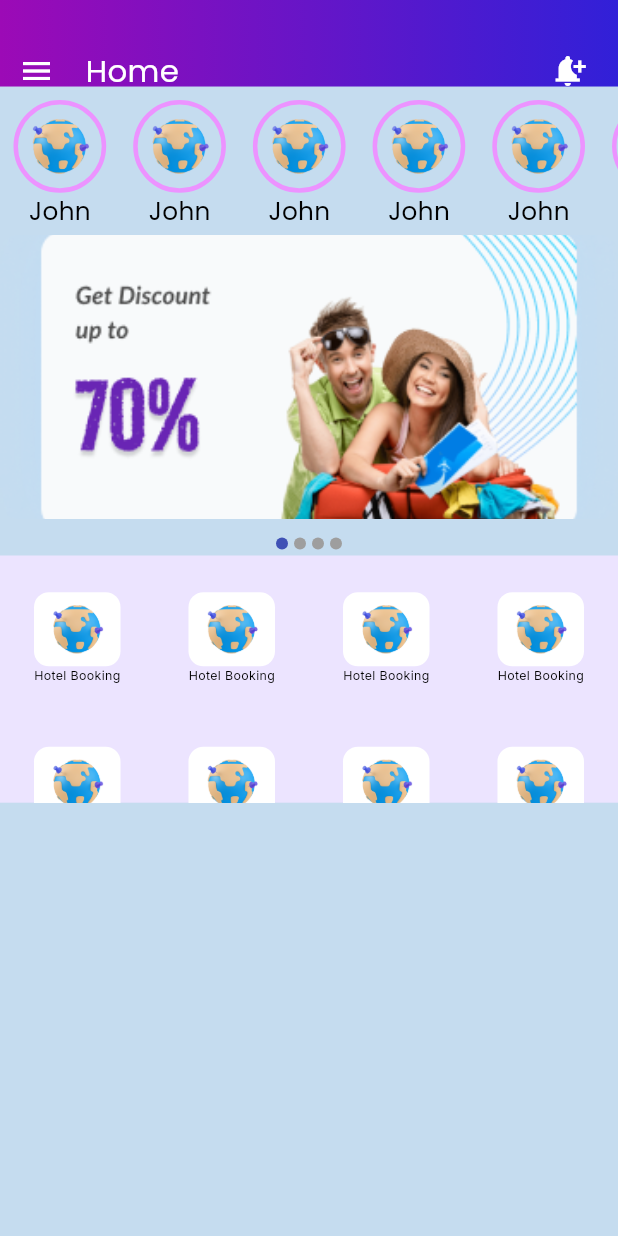
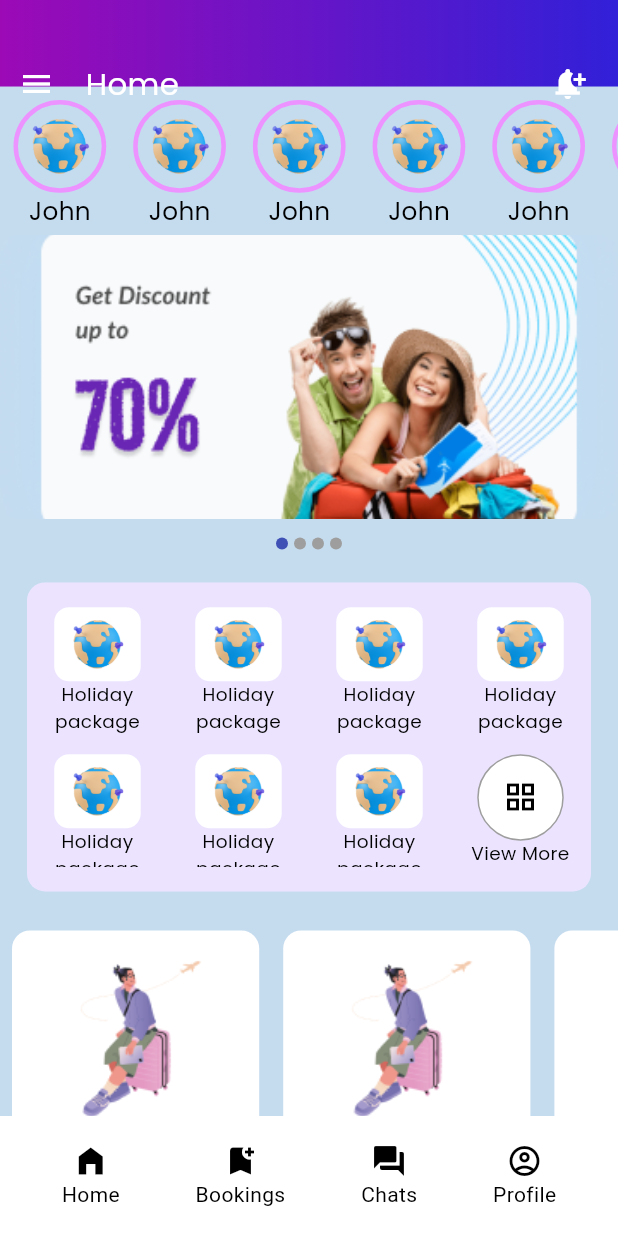
Before and after one commit to sayedadinan/gofriendsgo, a Flutter app: the HomeScreen screen opened directly, on a phone screen of 412 x 824 dp. Run offline on Flutter 3.47's test engine with Material 3 defaults, Android fonts, the phone set to English and light mode, and no system bars; drawn by our look-alikes of smooth_page_indicator.

Commit message:
almost completed home screen ui few things are pendings that view more button is pending

```diff
--- /dev/null
+++ b/lib/model/home_grid_model.dart
@@ -0,0 +1,27 @@
+import 'package:gofriendsgo/utils/constants/app_strings.dart';
+
+class HomeGrid {
+  final String imagePath;
+  final String titleText;
+  final String subText;
+
+  HomeGrid(
+      {required this.imagePath,
+      required this.titleText,
+      required this.subText});
+}
+
+List<HomeGrid> homeGridItems = [
+  HomeGrid(
+      imagePath: 'assets/images/gridImage.png',
+      titleText: 'Fixed Departure',
+      subText: TextStrings.homeGridFirstSubText),
+  HomeGrid(
+      imagePath: 'assets/images/gridImage.png',
+      titleText: 'passport checklist',
+      subText: TextStrings.homeGridSecondSubText),
+  HomeGrid(
+      imagePath: 'assets/images/gridImage.png',
+      titleText: 'visa checklist',
+      subText: TextStrings.homeGridThirdSubText),
+];
--- a/lib/utils/constants/app_strings.dart
+++ b/lib/utils/constants/app_strings.dart
@@ -7,4 +7,10 @@ class TextStrings {
   static const String successText = 'OTP Verified Successfully';
   static const String successLongText =
       '  Congratulations ! You have  \nsuccessfully verified your OTP.';
+  static const String homeGridFirstSubText =
+      'Have Fixed Departures With Costing.Package department\n receives a message to share \npackage details upon clicking ';
+  static const String homeGridSecondSubText =
+      'Have Passport Documents List With Costing. Passport department receives a message to share package details upon clicking ';
+  static const String homeGridThirdSubText =
+      'Have Passport Documents List With Costing. Passport department receives a message to share package details upon clicking ';
 }
--- a/lib/utils/constants/paths.dart
+++ b/lib/utils/constants/paths.dart
@@ -4,6 +4,8 @@ class AppImages {
   static const String onboardingFirst = "assets/images/on_boarding_1.png";
   static const String adImage = 'assets/images/ad_image.png';
   static const String busIcon = 'assets/images/bus.png';
+  static const String tripImage = 'assets/images/gridImage.png';
+  static const String homeOffer = 'assets/images/offer_image.png';
 }
 
 class CustomFonts {
--- a/lib/view/home_screen/home_screen.dart
+++ b/lib/view/home_screen/home_screen.dart
@@ -1,11 +1,14 @@
-import 'package:flutter/cupertino.dart';
 import 'package:flutter/material.dart';
+import 'package:gofriendsgo/model/home_grid_model.dart';
 import 'package:gofriendsgo/utils/color_theme/colors.dart';
+import 'package:gofriendsgo/utils/constants/app_button.dart';
 import 'package:gofriendsgo/utils/constants/custom_text.dart';
 import 'package:gofriendsgo/utils/constants/mediaquery.dart';
 import 'package:gofriendsgo/utils/constants/paths.dart';
 import 'package:gofriendsgo/utils/constants/sizedbox.dart';
 import 'package:gofriendsgo/widgets/home_screen_widgets/custom_list.dart';
+import 'package:gofriendsgo/widgets/home_screen_widgets/grid_for_home.dart';
+import 'package:gofriendsgo/widgets/home_screen_widgets/home_appbar.dart';
 import 'package:smooth_page_indicator/smooth_page_indicator.dart';
 
 // ignore: must_be_immutable
@@ -15,39 +18,12 @@ class HomeScreen extends StatelessWidget {
   @override
   Widget build(BuildContext context) {
     return Scaffold(
-        backgroundColor: Color.fromARGB(255, 197, 220, 239),
-        appBar: PreferredSize(
+      backgroundColor: const Color.fromARGB(255, 197, 220, 239),
+      appBar: PreferredSize(
           preferredSize: Size(double.infinity, mediaqueryheight(0.07, context)),
-          child: Container(
-            height: mediaqueryheight(0.18, context),
-            decoration: const BoxDecoration(
-                gradient: LinearGradient(
-              begin: Alignment.centerRight,
-              end: Alignment.centerLeft,
-              colors: AppColors.gradientColors,
-            )),
-            child: const Column(
-              children: [
-                CustomSizedBoxHeight(0.04),
-                Row(
-                  children: [
-                    CustomSizedBoxWidth(0.03),
-                    Icon(Icons.menu, color: AppColors.whiteColor),
-                    CustomSizedBoxWidth(0.05),
-                    CustomText(
-                        text: 'Home',
-                        fontFamily: CustomFonts.poppins,
-                        size: 0.05,
-                        color: AppColors.whiteColor),
-                    CustomSizedBoxWidth(0.6),
-                    Icon(Icons.notification_add, color: AppColors.whiteColor),
-                  ],
-                ),
-              ],
-            ),
-          ),
-        ),
-        body: Column(
+          child: const HomeAppbar()),
+      body: SingleChildScrollView(
+        child: Column(
           children: [
             SizedBox(
               height: mediaqueryheight(0.12, context),
@@ -69,62 +45,111 @@ class HomeScreen extends StatelessWidget {
                 itemCount: 4,
                 itemBuilder: (context, index) {
                   return Container(
-                    decoration: BoxDecoration(
-                        image: const DecorationImage(
-                            image: AssetImage(
-                              AppImages.adImage,
-                            ),
-                            fit: BoxFit.cover),
-                        borderRadius: BorderRadius.circular(12)),
-                  );
+                      decoration: BoxDecoration(
+                          image: const DecorationImage(
+                              image: AssetImage(AppImages.adImage),
+                              fit: BoxFit.cover),
+                          borderRadius: BorderRadius.circular(12)));
                 },
               ),
             ),
             const CustomSizedBoxHeight(0.01),
             Transform.scale(
-              scale: 0.5,
-              child: SmoothPageIndicator(
-                controller: adController,
-                count: 4,
-              ),
-            ),
-            Container(
-              color: const Color.fromRGBO(236, 228, 255, 1),
-              // width: mediaquerywidth(0.34, context),
-              height: mediaqueryheight(0.2, context),
-              child: GridView.builder(
-                gridDelegate: const SliverGridDelegateWithFixedCrossAxisCount(
-                    crossAxisCount: 4),
+                scale: 0.5,
+                child: SmoothPageIndicator(controller: adController, count: 4)),
+            const GridForHomeScreen(),
+            SizedBox(
+              height: mediaqueryheight(0.29, context),
+              child: ListView.builder(
+                scrollDirection: Axis.horizontal,
+                itemCount: 3,
                 itemBuilder: (context, index) {
+                  final item = homeGridItems[index];
                   return Padding(
                     padding: const EdgeInsets.all(8.0),
-                    child: SizedBox(
+                    child: Container(
+                      width: mediaquerywidth(0.40, context),
+                      decoration: BoxDecoration(
+                          borderRadius: BorderRadius.circular(12),
+                          color: AppColors.whiteColor),
                       child: Column(
                         children: [
                           const CustomSizedBoxHeight(0.02),
-                          Container(
-                            decoration: BoxDecoration(
-                                color: Colors.white,
-                                borderRadius: BorderRadius.circular(10)),
-                            width: mediaquerywidth(0.14, context),
-                            height: mediaqueryheight(0.06, context),
-                            child: Center(
-                              child: Image.asset(AppImages.onboardingFirst),
-                            ),
+                          Image.asset(AppImages.tripImage),
+                          CustomText(
+                            text: item.titleText,
+                            fontFamily: CustomFonts.inter,
+                            size: 0.03,
+                            color: AppColors.blackColor,
+                            weight: FontWeight.w700,
                           ),
-                          const CustomText(
-                              text: 'Hotel Booking',
+                          const CustomSizedBoxHeight(0.01),
+                          CustomText(
+                              textAlign: TextAlign.center,
+                              text: item.subText,
                               fontFamily: CustomFonts.inter,
                               size: 0.02,
-                              color: Colors.black)
+                              color: AppColors.blackColor),
+                          const CustomSizedBoxHeight(0.01),
+                          SizedBox(
+                            width: mediaquerywidth(0.23, context),
+                            height: mediaqueryheight(0.04, context),
+                            child: CustomButton(
+                                function: () {},
+                                text: 'Get Details',
+                                fontSize: 0.04,
+                                buttonTextColor: AppColors.whiteColor,
+                                borderColor: AppColors.transparentColor,
+                                fontFamily: CustomFonts.poppins),
+                          ),
+                          const CustomSizedBoxHeight(0.01),
                         ],
                       ),
                     ),
                   );
                 },
               ),
-            )
+            ),
+            Padding(
+              padding: const EdgeInsets.all(12.0),
+              child: Container(
+                height: mediaqueryheight(0.08, context),
+                decoration: const BoxDecoration(
+                    image: DecorationImage(
+                        image: AssetImage(AppImages.homeOffer),
+                        fit: BoxFit.cover)),
+              ),
+            ),
+            const CustomSizedBoxHeight(0.03),
           ],
-        ));
+        ),
+      ),
+      bottomNavigationBar: BottomAppBar(
+        child: Row(
+          mainAxisAlignment: MainAxisAlignment.spaceAround,
+          children: [
+            buildBottomNavigationItem(icon: Icons.home_filled, label: 'Home'),
+            buildBottomNavigationItem(
+                icon: Icons.bookmark_add, label: 'Bookings'),
+            buildBottomNavigationItem(icon: Icons.forum, label: 'Chats'),
+            buildBottomNavigationItem(
+                icon: Icons.account_circle_outlined, label: 'Profile'),
+          ],
+        ),
+        color: Colors.white,
+      ),
+    );
   }
 }
+
+Widget buildBottomNavigationItem(
+    {required IconData icon, required String label}) {
+  return Column(
+    mainAxisSize: MainAxisSize.min,
+    mainAxisAlignment: MainAxisAlignment.center,
+    children: <Widget>[
+      Icon(icon, color: Colors.black),
+      Text(label, style: const TextStyle(color: Colors.black)),
+    ],
+  );
+}
--- /dev/null
+++ b/lib/widgets/home_screen_widgets/grid_for_home.dart
@@ -0,0 +1,111 @@
+import 'package:flutter/material.dart';
+import 'package:gofriendsgo/utils/color_theme/colors.dart';
+import 'package:gofriendsgo/utils/constants/custom_text.dart';
+import 'package:gofriendsgo/utils/constants/mediaquery.dart';
+import 'package:gofriendsgo/utils/constants/paths.dart';
+
+class GridForHomeScreen extends StatefulWidget {
+  const GridForHomeScreen({super.key});
+
+  @override
+  _GridForHomeScreenState createState() => _GridForHomeScreenState();
+}
+
+class _GridForHomeScreenState extends State<GridForHomeScreen> {
+  bool _isExpanded = false;
+
+  @override
+  Widget build(BuildContext context) {
+    return Padding(
+      padding: const EdgeInsets.all(18.0),
+      child: Container(
+        decoration: BoxDecoration(
+          borderRadius: BorderRadius.circular(12),
+          color: const Color.fromRGBO(236, 228, 255, 1),
+        ),
+        height: _isExpanded
+            ? mediaqueryheight(0.46, context)
+            : mediaqueryheight(0.25, context),
+        child: Padding(
+          padding: EdgeInsets.only(
+            top: mediaqueryheight(0.02, context),
+            bottom: mediaqueryheight(0.02, context),
+          ),
+          child: GridView.builder(
+            physics: const NeverScrollableScrollPhysics(),
+            itemCount: _isExpanded ? 15 : 8,
+            gridDelegate: const SliverGridDelegateWithFixedCrossAxisCount(
+              crossAxisCount: 4,
+              mainAxisSpacing: 4,
+            ),
+            itemBuilder: (context, index) {
+              if (index < 7 || (_isExpanded && index < 14)) {
+                // For the first 7 items or more items if expanded
+                return Column(
+                  children: [
+                    Container(
+                      decoration: BoxDecoration(
+                        color: Colors.white,
+                        borderRadius: BorderRadius.circular(10),
+                      ),
+                      width: mediaquerywidth(0.14, context),
+                      height: mediaqueryheight(0.06, context),
+                      child: Center(
+                        child: Image.asset(AppImages.onboardingFirst),
+                      ),
+                    ),
+                    SizedBox(
+                      width: mediaquerywidth(0.16, context),
+                      child: const CustomText(
+                        textAlign: TextAlign.center,
+                        text: 'Holiday package',
+                        fontFamily: CustomFonts.poppins,
+                        size: 0.03,
+                        color: AppColors.blackColor,
+                      ),
+                    ),
+                  ],
+                );
+              } else {
+                return GestureDetector(
+                  onTap: () {
+                    setState(() {
+                      _isExpanded = !_isExpanded;
+                    });
+                  },
+                  child: Column(
+                    children: [
+                      Container(
+                        decoration: BoxDecoration(
+                          color: Colors.white,
+                          shape: BoxShape.circle,
+                          border: Border.all(color: Colors.grey),
+                        ),
+                        width: mediaquerywidth(0.14, context),
+                        height: mediaquerywidth(0.14, context),
+                        child: const Center(
+                          child: Icon(Icons.grid_view,
+                              color: AppColors.blackColor),
+                        ),
+                      ),
+                      SizedBox(
+                        width: mediaquerywidth(0.16, context),
+                        child: const CustomText(
+                          textAlign: TextAlign.center,
+                          text: 'View More',
+                          fontFamily: CustomFonts.poppins,
+                          size: 0.03,
+                          color: AppColors.blackColor,
+                        ),
+                      ),
+                    ],
+                  ),
+                );
+              }
+            },
+          ),
+        ),
+      ),
+    );
+  }
+}
--- /dev/null
+++ b/lib/widgets/home_screen_widgets/home_appbar.dart
@@ -0,0 +1,44 @@
+import 'package:flutter/material.dart';
+import 'package:gofriendsgo/utils/color_theme/colors.dart';
+import 'package:gofriendsgo/utils/constants/custom_text.dart';
+import 'package:gofriendsgo/utils/constants/mediaquery.dart';
+import 'package:gofriendsgo/utils/constants/paths.dart';
+import 'package:gofriendsgo/utils/constants/sizedbox.dart';
+
+class HomeAppbar extends StatelessWidget {
+  const HomeAppbar({
+    super.key,
+  });
+
+  @override
+  Widget build(BuildContext context) {
+    return Container(
+      height: mediaqueryheight(0.18, context),
+      decoration: const BoxDecoration(
+          gradient: LinearGradient(
+        begin: Alignment.centerRight,
+        end: Alignment.centerLeft,
+        colors: AppColors.gradientColors,
+      )),
+      child: const Column(
+        children: [
+          CustomSizedBoxHeight(0.05),
+          Row(
+            children: [
+              CustomSizedBoxWidth(0.03),
+              Icon(Icons.menu, color: AppColors.whiteColor),
+              CustomSizedBoxWidth(0.05),
+              CustomText(
+                  text: 'Home',
+                  fontFamily: CustomFonts.poppins,
+                  size: 0.05,
+                  color: AppColors.whiteColor),
+              CustomSizedBoxWidth(0.6),
+              Icon(Icons.notification_add, color: AppColors.whiteColor),
+            ],
+          ),
+        ],
+      ),
+    );
+  }
+}
--- a/pubspec.yaml
+++ b/pubspec.yaml
@@ -67,6 +67,8 @@ flutter:
     - assets/images/on_boarding_4.png
     - assets/images/ad_image.png
     - assets/images/bus.png
+    - assets/images/gridImage.png
+    - assets/images/offer_image.png
 
 
   # An image asset can refer to one or more resolution-specific "variants", see
```
Also changed, not shown: lib/view/login_screen/login_screen.dart (+3 -4 lines), assets/images/gridImage.png (added), assets/images/offer_image.png (added).
